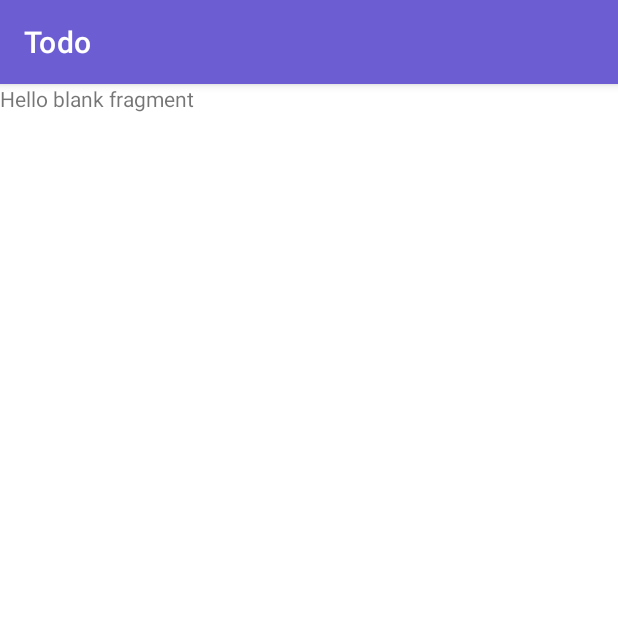
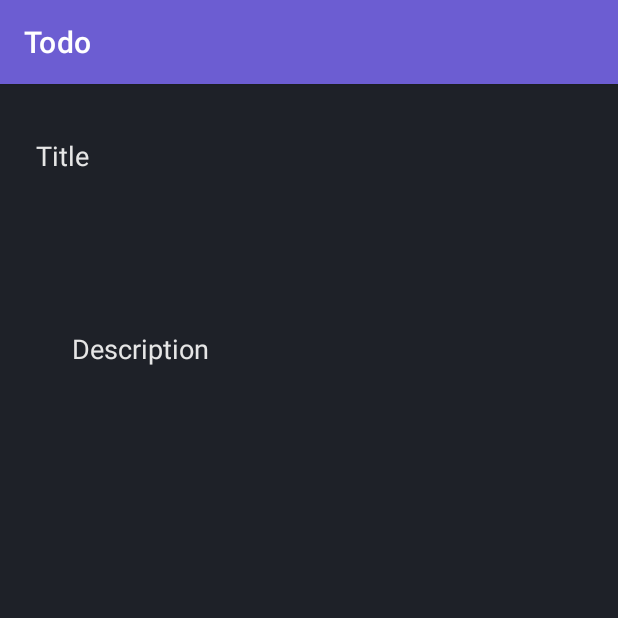
Before and after one commit to NadiaHass/Todo, an Android app: the AddFragment screen opened through its navigation route, on a phone screen of 412 x 824 dp, the top half of it. Run offline under Robolectric (Android 15) with nearby library versions, the phone set to English and light mode, and no system bars.

Commit message:
add fragment design

```diff
--- a/app/src/main/java/com/example/todo/ui/notes/NotesFragment.kt
+++ b/app/src/main/java/com/example/todo/ui/notes/NotesFragment.kt
@@ -5,6 +5,7 @@ import androidx.fragment.app.Fragment
 import android.view.LayoutInflater
 import android.view.View
 import android.view.ViewGroup
+import androidx.navigation.Navigation
 import com.example.todo.R
 import com.example.todo.databinding.FragmentAddBinding
 import com.example.todo.databinding.FragmentNotesBinding
@@ -18,6 +19,10 @@ class NotesFragment : Fragment() {
     ): View {
         _binding = FragmentNotesBinding.inflate(inflater, container, false)
 
+        binding.fabAddNote.setOnClickListener {
+            Navigation.findNavController(binding.root).navigate(R.id.action_notesFragment_to_addFragment)
+        }
+
         return binding.root
     }
 }
--- a/app/src/main/res/layout/fragment_add.xml
+++ b/app/src/main/res/layout/fragment_add.xml
@@ -1,14 +1,59 @@
 <?xml version="1.0" encoding="utf-8"?>
-<FrameLayout xmlns:android="http://schemas.android.com/apk/res/android"
+<androidx.constraintlayout.widget.ConstraintLayout xmlns:android="http://schemas.android.com/apk/res/android"
+    xmlns:app="http://schemas.android.com/apk/res-auto"
     xmlns:tools="http://schemas.android.com/tools"
+    android:id="@+id/frameLayout2"
+    android:padding="24dp"
+    android:background="@color/black"
     android:layout_width="match_parent"
     android:layout_height="match_parent"
     tools:context=".ui.add.AddFragment">
 
-    <!-- TODO: Update blank fragment layout -->
-    <TextView
-        android:layout_width="match_parent"
-        android:layout_height="match_parent"
-        android:text="@string/hello_blank_fragment" />
 
-</FrameLayout>
+    <EditText
+        android:id="@+id/editTextTextPersonName"
+        android:layout_width="0dp"
+        android:layout_height="wrap_content"
+        android:ems="10"
+        android:hint="@string/title"
+        android:background="@android:color/transparent"
+        android:inputType="textPersonName"
+        android:minHeight="48dp"
+        android:textColor="@color/white"
+        android:textColorHint="@color/lightGray"
+        app:layout_constraintEnd_toEndOf="parent"
+        app:layout_constraintHorizontal_bias="0.5"
+        app:layout_constraintStart_toStartOf="parent"
+        app:layout_constraintTop_toTopOf="parent" />
+
+    <Spinner
+        android:id="@+id/spinner"
+        android:layout_width="0dp"
+        android:layout_height="60dp"
+        android:layout_marginTop="8dp"
+        android:background="@android:color/transparent"
+        app:layout_constraintEnd_toEndOf="parent"
+        app:layout_constraintHorizontal_bias="0.5"
+        app:layout_constraintStart_toStartOf="parent"
+        app:layout_constraintTop_toBottomOf="@+id/editTextTextPersonName"
+        tools:ignore="SpeakableTextPresentCheck" />
+
+    <EditText
+        android:id="@+id/editTextTextMultiLine"
+        android:layout_width="0dp"
+        android:layout_height="300dp"
+        android:ems="10"
+        android:paddingStart="24dp"
+        android:paddingTop="16dp"
+        android:background="@android:color/transparent"
+        android:layout_marginTop="8dp"
+        android:gravity="start|top"
+        android:hint="@string/description"
+        android:textColorHint="@color/lightGray"
+        android:inputType="textMultiLine"
+        app:layout_constraintEnd_toEndOf="parent"
+        app:layout_constraintHorizontal_bias="0.5"
+        app:layout_constraintStart_toStartOf="parent"
+        app:layout_constraintTop_toBottomOf="@+id/spinner"
+        tools:ignore="SpeakableTextPresentCheck" />
+</androidx.constraintlayout.widget.ConstraintLayout>
--- a/app/src/main/res/layout/fragment_notes.xml
+++ b/app/src/main/res/layout/fragment_notes.xml
@@ -18,7 +18,7 @@
         app:layout_constraintTop_toTopOf="parent" />
 
     <com.google.android.material.floatingactionbutton.FloatingActionButton
-        android:id="@+id/floatingActionButton"
+        android:id="@+id/fab_add_note"
         android:layout_width="wrap_content"
         android:layout_height="wrap_content"
         android:layout_marginEnd="32dp"
@@ -34,6 +34,8 @@
         android:id="@+id/iv_no_data"
         android:layout_width="150dp"
         android:layout_height="150dp"
+        android:visibility="gone"
+        android:contentDescription="@string/add_new_notes"
         android:src="@drawable/exclamation"
         app:layout_constraintBottom_toBottomOf="@+id/recyclerView"
         app:layout_constraintEnd_toEndOf="parent"
@@ -44,7 +46,8 @@
         android:id="@+id/textView"
         android:layout_width="wrap_content"
         android:layout_height="wrap_content"
-        android:text="Add new notes"
+        android:text="@string/add_new_notes"
+        android:visibility="gone"
         android:textColor="@color/white"
         android:textSize="18sp"
         android:alpha="0.7"
--- a/app/src/main/res/values/strings.xml
+++ b/app/src/main/res/values/strings.xml
@@ -3,4 +3,7 @@
     <!-- TODO: Remove or change this placeholder text -->
     <string name="hello_blank_fragment">Hello blank fragment</string>
     <string name="add_note">Add note</string>
+    <string name="add_new_notes">Add new notes</string>
+    <string name="title">Title</string>
+    <string name="description">Description</string>
 </resources>
```
